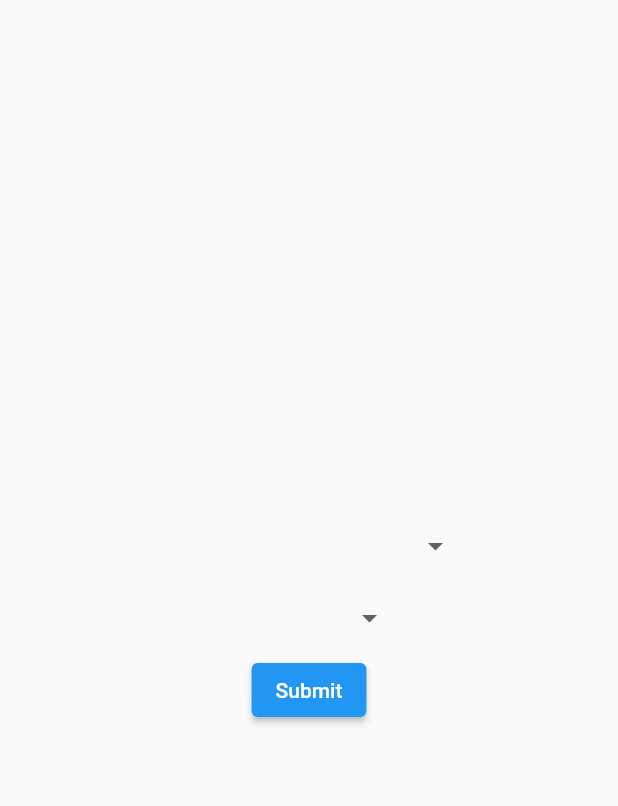
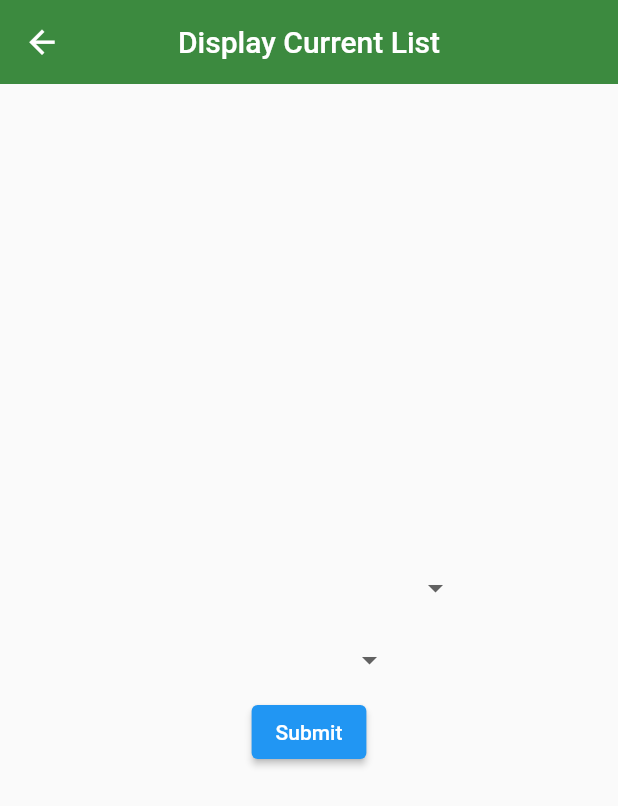
Before and after one commit to FineCoders001/uni_campus, a Flutter app: the Select screen opened directly, on a phone screen of 412 x 824 dp. Shown: the top 806 px of the screen. Run offline on Flutter 3.47's test engine with Material 2 defaults, Android fonts, the phone set to English and light mode, and no system bars; our stand-ins replace badges, cached_network_image, carousel_slider, cloud_firestore, connectivity_plus, csv and 13 more; missing offline and left inert: barcode_scan2, flutterfire_ui; accounts and stored records are empty.

Commit message:
Added AppBar in attendance screens.

```diff
--- a/lib/Attendance/display_curlist.dart
+++ b/lib/Attendance/display_curlist.dart
@@ -30,7 +30,23 @@ class _SelectState extends State<Select> {
   @override
   Widget build(BuildContext context) {
     String m = months[DateTime.now().month - 1];
+
     return Scaffold(
+      appBar: AppBar(
+        backgroundColor: const Color.fromARGB(255, 60, 138, 63),
+        elevation: 0,
+        centerTitle: true,
+        title: const Text("Display Current List"),
+        leading: IconButton(
+            onPressed: () {
+              Navigator.pop(context);
+            },
+            icon: const Icon(
+              Icons.arrow_back,
+              color: Colors.white,
+              size: 25,
+            )),
+      ),
       body: Center(
         child: Column(
           mainAxisAlignment: MainAxisAlignment.center,
```
Also changed, not shown: lib/Attendance/display_my_attendance.dart (+15 -0 lines), lib/Attendance/generate_qr.dart (+15 -0 lines), lib/Attendance/scan_qr.dart (+13 -1 lines), lib/Attendance/view_list.dart (+15 -0 lines).
